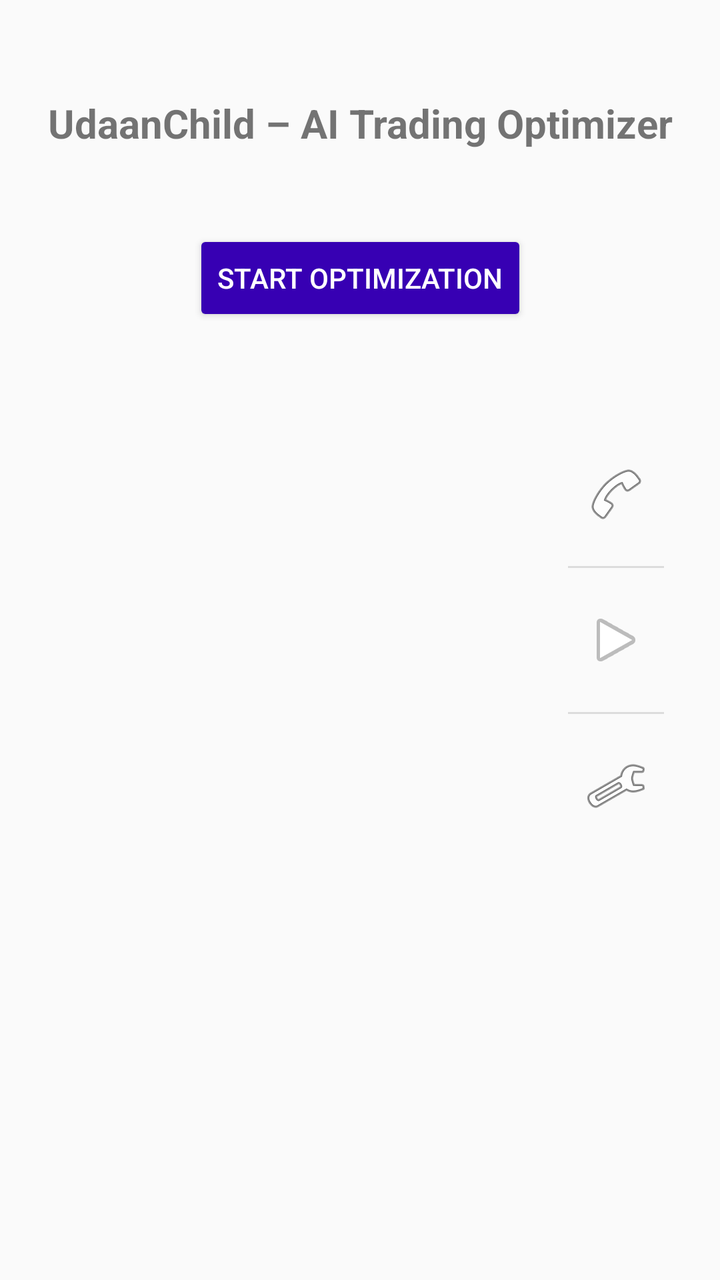
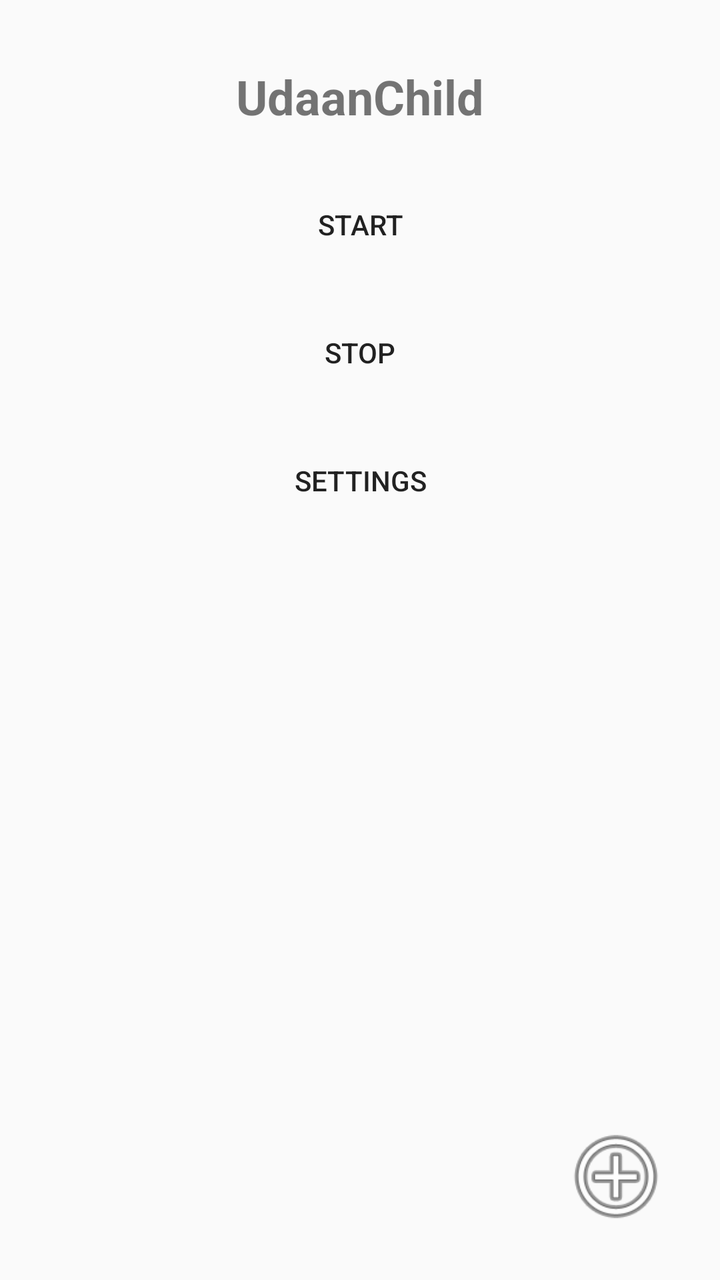

Before-and-after screenshots of an Android layout around one commit, followed by the original layout XML and the change that was made.
<!-- AndroidManifest.xml: activity theme Theme.Udaan -->
<!-- res/layout/activity_main.xml -->
<?xml version="1.0" encoding="utf-8"?>
<androidx.constraintlayout.widget.ConstraintLayout
    xmlns:android="http://schemas.android.com/apk/res/android"
    xmlns:app="http://schemas.android.com/apk/res-auto"
    android:layout_width="match_parent"
    android:layout_height="match_parent"
    android:padding="16dp">

    
    <TextView
        android:id="@+id/tvTitle"
        android:layout_width="wrap_content"
        android:layout_height="wrap_content"
        android:text="UdaanChild – AI Trading Optimizer"
        android:textSize="20sp"
        android:textStyle="bold"
        app:layout_constraintTop_toTopOf="parent"
        app:layout_constraintStart_toStartOf="parent"
        app:layout_constraintEnd_toEndOf="parent"
        android:layout_marginTop="32dp"/>

    
    <Button
        android:id="@+id/btnStartOptimization"
        android:layout_width="wrap_content"
        android:layout_height="wrap_content"
        android:text="START OPTIMIZATION"
        android:textAllCaps="true"
        android:backgroundTint="#3700B3"
        android:textColor="@android:color/white"
        app:layout_constraintTop_toBottomOf="@id/tvTitle"
        app:layout_constraintStart_toStartOf="parent"
        app:layout_constraintEnd_toEndOf="parent"
        android:layout_marginTop="40dp"/>

    
    <ProgressBar
        android:id="@+id/progressBar"
        android:layout_width="wrap_content"
        android:layout_height="wrap_content"
        android:visibility="gone"
        app:layout_constraintTop_toBottomOf="@id/btnStartOptimization"
        app:layout_constraintStart_toStartOf="parent"
        app:layout_constraintEnd_toEndOf="parent"
        android:layout_marginTop="24dp"/>

    
    <TextView
        android:id="@+id/tvResult"
        android:layout_width="0dp"
        android:layout_height="wrap_content"
        android:gravity="center"
        android:textSize="16sp"
        android:visibility="gone"
        android:padding="16dp"
        app:layout_constraintTop_toBottomOf="@id/progressBar"
        app:layout_constraintStart_toStartOf="parent"
        app:layout_constraintEnd_toEndOf="parent"
        android:layout_marginTop="24dp"/>

    
    <LinearLayout
        android:id="@+id/iconStrip"
        android:layout_width="wrap_content"
        android:layout_height="wrap_content"
        android:orientation="vertical"
        android:gravity="center"
        android:padding="12dp"
        app:layout_constraintTop_toTopOf="parent"
        app:layout_constraintBottom_toBottomOf="parent"
        app:layout_constraintEnd_toEndOf="parent">

        
        <ImageButton
            android:id="@+id/icPhone"
            android:layout_width="48dp"
            android:layout_height="48dp"
            android:background="?attr/selectableItemBackgroundBorderless"
            android:contentDescription="Phone"
            android:src="@android:drawable/ic_menu_call"
            android:scaleType="centerInside"/>

        <View
            android:layout_width="match_parent"
            android:layout_height="1dp"
            android:background="?android:attr/listDivider"
            android:layout_marginTop="12dp"
            android:layout_marginBottom="12dp"/>

        
        <ImageButton
            android:id="@+id/icMusic"
            android:layout_width="48dp"
            android:layout_height="48dp"
            android:background="?attr/selectableItemBackgroundBorderless"
            android:contentDescription="Music"
            android:src="@android:drawable/ic_media_play"
            android:scaleType="centerInside"/>

        <View
            android:layout_width="match_parent"
            android:layout_height="1dp"
            android:background="?android:attr/listDivider"
            android:layout_marginTop="12dp"
            android:layout_marginBottom="12dp"/>

        
        <ImageButton
            android:id="@+id/icSettings"
            android:layout_width="48dp"
            android:layout_height="48dp"
            android:background="?attr/selectableItemBackgroundBorderless"
            android:contentDescription="Settings"
            android:src="@android:drawable/ic_menu_preferences"
            android:scaleType="centerInside"/>

    </LinearLayout>

</androidx.constraintlayout.widget.ConstraintLayout>
<!-- resources referenced by this layout -->
<resources>
  <style name="Theme.Udaan" parent="android:Theme.Material.Light.NoActionBar">
          <item name="android:statusBarColor">@android:color/transparent</item>
          <item name="android:navigationBarColor">@android:color/transparent</item>
          <item name="android:windowLightStatusBar">true</item>
      </style>
</resources>

<!-- the commit's change to res/layout/activity_main.xml (unified diff, before → after) -->
@@ -2,17 +2,18 @@
 <androidx.constraintlayout.widget.ConstraintLayout
     xmlns:android="http://schemas.android.com/apk/res/android"
     xmlns:app="http://schemas.android.com/apk/res-auto"
+    xmlns:tools="http://schemas.android.com/tools"
     android:layout_width="match_parent"
     android:layout_height="match_parent"
-    android:padding="16dp">
+    tools:context=".MainActivity">
 
     
     <TextView
         android:id="@+id/tvTitle"
         android:layout_width="wrap_content"
         android:layout_height="wrap_content"
-        android:text="UdaanChild – AI Trading Optimizer"
-        android:textSize="20sp"
+        android:text="@string/app_name"
+        android:textSize="24sp"
         android:textStyle="bold"
         app:layout_constraintTop_toTopOf="parent"
         app:layout_constraintStart_toStartOf="parent"
@@ -21,99 +22,50 @@
 
     
     <Button
-        android:id="@+id/btnStartOptimization"
+        android:id="@+id/btnStart"
         android:layout_width="wrap_content"
         android:layout_height="wrap_content"
-        android:text="START OPTIMIZATION"
-        android:textAllCaps="true"
-        android:backgroundTint="#3700B3"
-        android:textColor="@android:color/white"
+        android:text="Start"
+        android:background="?android:attr/selectableItemBackground"
         app:layout_constraintTop_toBottomOf="@id/tvTitle"
-        app:layout_constraintStart_toStartOf="parent"
-        app:layout_constraintEnd_toEndOf="parent"
-        android:layout_marginTop="40dp"/>
-
-    
-    <ProgressBar
-        android:id="@+id/progressBar"
-        android:layout_width="wrap_content"
-        android:layout_height="wrap_content"
-        android:visibility="gone"
-        app:layout_constraintTop_toBottomOf="@id/btnStartOptimization"
         app:layout_constraintStart_toStartOf="parent"
         app:layout_constraintEnd_toEndOf="parent"
         android:layout_marginTop="24dp"/>
 
     
-    <TextView
-        android:id="@+id/tvResult"
-        android:layout_width="0dp"
+    <Button
+        android:id="@+id/btnStop"
+        android:layout_width="wrap_content"
         android:layout_height="wrap_content"
-        android:gravity="center"
-        android:textSize="16sp"
-        android:visibility="gone"
-        android:padding="16dp"
-        app:layout_constraintTop_toBottomOf="@id/progressBar"
+        android:text="Stop"
+        android:background="?android:attr/selectableItemBackground"
+        app:layout_constraintTop_toBottomOf="@id/btnStart"
         app:layout_constraintStart_toStartOf="parent"
         app:layout_constraintEnd_toEndOf="parent"
-        android:layout_marginTop="24dp"/>
+        android:layout_marginTop="16dp"/>
 
     
-    <LinearLayout
-        android:id="@+id/iconStrip"
+    <Button
+        android:id="@+id/btnSettings"
         android:layout_width="wrap_content"
         android:layout_height="wrap_content"
-        android:orientation="vertical"
-        android:gravity="center"
-        android:padding="12dp"
-        app:layout_constraintTop_toTopOf="parent"
+        android:text="Settings"
+        android:background="?android:attr/selectableItemBackground"
+        app:layout_constraintTop_toBottomOf="@id/btnStop"
+        app:layout_constraintStart_toStartOf="parent"
+        app:layout_constraintEnd_toEndOf="parent"
+        android:layout_marginTop="16dp"/>
+
+    
+    <ImageView
+        android:id="@+id/ivFab"
+        android:layout_width="56dp"
+        android:layout_height="56dp"
+        android:src="@android:drawable/ic_menu_add"
+        android:contentDescription="@string/app_name"
+        android:background="?android:attr/selectableItemBackgroundBorderless"
         app:layout_constraintBottom_toBottomOf="parent"
-        app:layout_constraintEnd_toEndOf="parent">
-
-        
-        <ImageButton
-            android:id="@+id/icPhone"
-            android:layout_width="48dp"
-            android:layout_height="48dp"
-            android:background="?attr/selectableItemBackgroundBorderless"
-            android:contentDescription="Phone"
-            android:src="@android:drawable/ic_menu_call"
-            android:scaleType="centerInside"/>
-
-        <View
-            android:layout_width="match_parent"
-            android:layout_height="1dp"
-            android:background="?android:attr/listDivider"
-            android:layout_marginTop="12dp"
-            android:layout_marginBottom="12dp"/>
-
-        
-        <ImageButton
-            android:id="@+id/icMusic"
-            android:layout_width="48dp"
-            android:layout_height="48dp"
-            android:background="?attr/selectableItemBackgroundBorderless"
-            android:contentDescription="Music"
-            android:src="@android:drawable/ic_media_play"
-            android:scaleType="centerInside"/>
-
-        <View
-            android:layout_width="match_parent"
-            android:layout_height="1dp"
-            android:background="?android:attr/listDivider"
-            android:layout_marginTop="12dp"
-            android:layout_marginBottom="12dp"/>
-
-        
-        <ImageButton
-            android:id="@+id/icSettings"
-            android:layout_width="48dp"
-            android:layout_height="48dp"
-            android:background="?attr/selectableItemBackgroundBorderless"
-            android:contentDescription="Settings"
-            android:src="@android:drawable/ic_menu_preferences"
-            android:scaleType="centerInside"/>
-
-    </LinearLayout>
+        app:layout_constraintEnd_toEndOf="parent"
+        android:layout_margin="24dp"/>
 
 </androidx.constraintlayout.widget.ConstraintLayout>
<!-- resource entries referenced after the edit -->
@@ -1,5 +1,6 @@
 <!-- resources referenced by this layout -->
 <resources>
+  <string name="app_name">UdaanChild</string>
   <style name="Theme.Udaan" parent="android:Theme.Material.Light.NoActionBar">
           <item name="android:statusBarColor">@android:color/transparent</item>
           <item name="android:navigationBarColor">@android:color/transparent</item>
